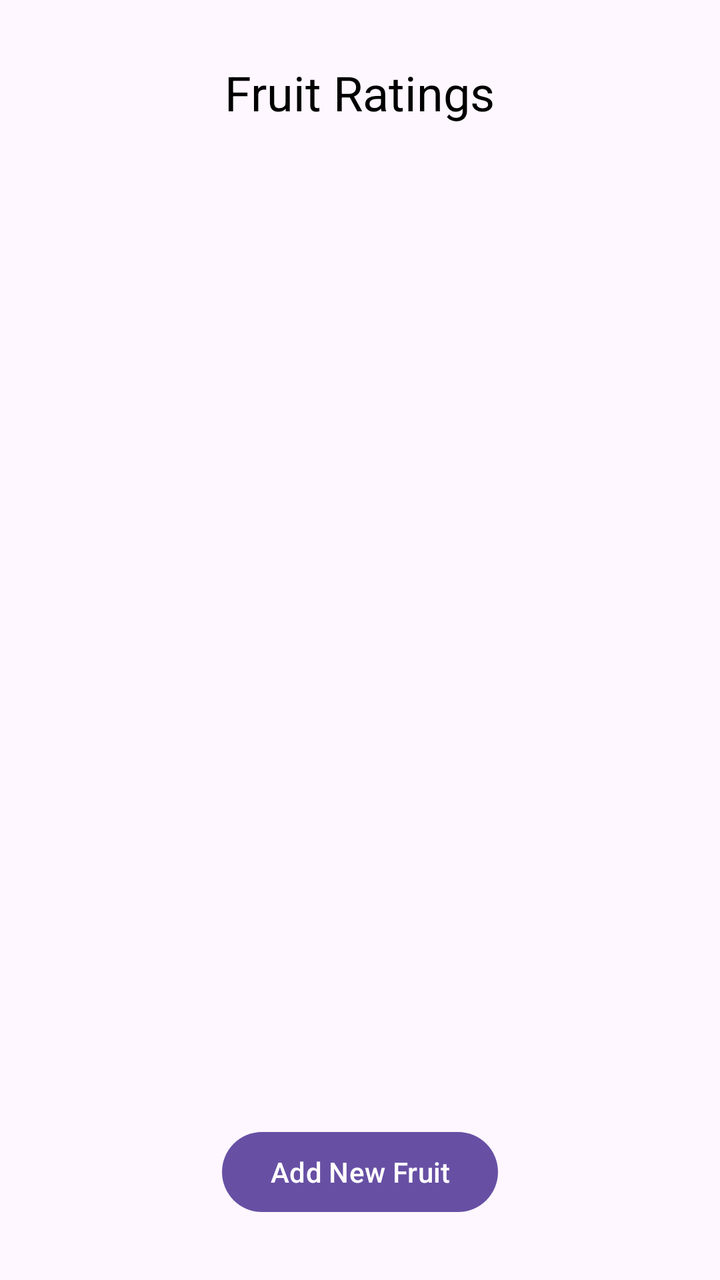
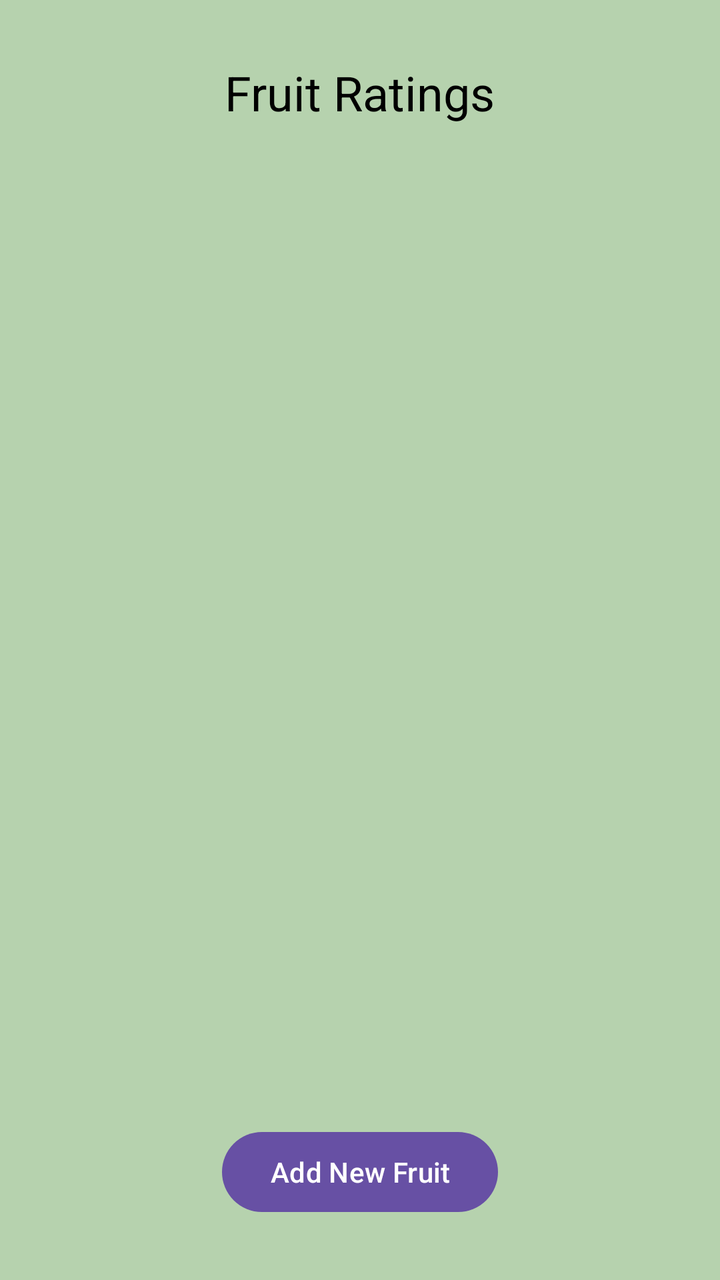

Two renders of the same Android screen: before a commit and after it. Below are the layout's source before the change and the commit's diff.
<!-- AndroidManifest.xml: application theme Theme.Mobile_Assignment2 -->
<!-- res/layout/activity_exercise1a.xml -->
<?xml version="1.0" encoding="utf-8"?>
<LinearLayout xmlns:android="http://schemas.android.com/apk/res/android"
    xmlns:app="http://schemas.android.com/apk/res-auto"
    xmlns:tools="http://schemas.android.com/tools"
    android:id="@+id/main"
    android:layout_width="match_parent"
    android:layout_height="match_parent"
    tools:context=".task1.Exercise1a"
    android:orientation="vertical"
    android:gravity="center_horizontal">

    <TextView
        android:layout_width="wrap_content"
        android:layout_height="wrap_content"
        android:text="Fruit Ratings"
        android:layout_marginTop="30sp"
        android:textSize="24sp"
        android:textColor="@color/black"
        />
    <androidx.recyclerview.widget.RecyclerView
        android:id="@+id/rvFruit"
        android:layout_width="match_parent"
        android:layout_height="wrap_content"
        />
    <Space
        android:layout_width="match_parent"
        android:layout_height="0dp"
        android:layout_weight="1"
        />
    <Button
        android:layout_width="wrap_content"
        android:layout_height="wrap_content"
        android:text="Add New Fruit"
        android:layout_marginBottom="30sp"
        />



</LinearLayout>
<!-- resources referenced by this layout -->
<resources>
  <color name="black">#FF000000</color>
  <style name="Theme.Mobile_Assignment2" parent="Base.Theme.Mobile_Assignment2" />
  <style name="Base.Theme.Mobile_Assignment2" parent="Theme.Material3.DayNight.NoActionBar">
          
          
      </style>
</resources>

<!-- the commit's change to res/layout/activity_exercise1a.xml (unified diff, before → after) -->
@@ -7,7 +7,8 @@
     android:layout_height="match_parent"
     tools:context=".task1.Exercise1a"
     android:orientation="vertical"
-    android:gravity="center_horizontal">
+    android:gravity="center_horizontal"
+    android:background="@color/background_green">
 
     <TextView
         android:layout_width="wrap_content"
@@ -17,10 +18,16 @@
         android:textSize="24sp"
         android:textColor="@color/black"
         />
+    <ProgressBar
+        android:id="@+id/pbLoadingFruitRV"
+        android:layout_width="wrap_content"
+        android:layout_height="wrap_content"
+        />
     <androidx.recyclerview.widget.RecyclerView
         android:id="@+id/rvFruit"
         android:layout_width="match_parent"
         android:layout_height="wrap_content"
+        android:visibility="invisible"
         />
     <Space
         android:layout_width="match_parent"
<!-- resource entries referenced after the edit -->
@@ -1,5 +1,6 @@
 <!-- resources referenced by this layout -->
 <resources>
+  <color name="background_green">#B6D2AE</color>
   <color name="black">#FF000000</color>
   <style name="Theme.Mobile_Assignment2" parent="Base.Theme.Mobile_Assignment2" />
   <style name="Base.Theme.Mobile_Assignment2" parent="Theme.Material3.DayNight.NoActionBar">
